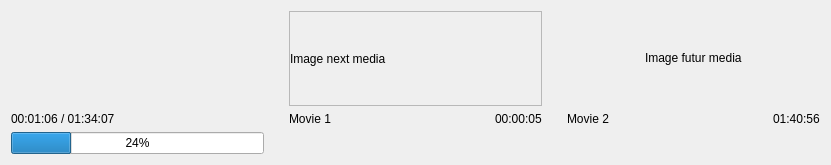
This is src/playertimelinewidget.ui in cinemaouvert/OPP as Qt 5 draws it before an edit. The edited form follows.
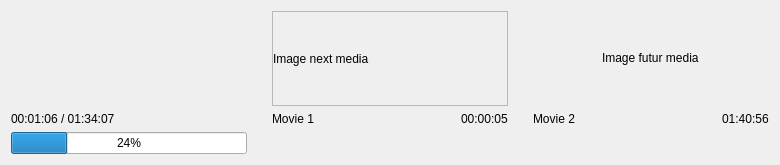
This is the edited form. Custom widgets are drawn as their Qt base class.

Commit message: Essai nouvelle taille widgets - Timeline

```diff
--- a/src/playertimelinewidget.ui
+++ b/src/playertimelinewidget.ui
@@ -6,7 +6,7 @@
    <rect>
     <x>0</x>
     <y>0</y>
-    <width>831</width>
+    <width>780</width>
     <height>165</height>
    </rect>
   </property>
```
